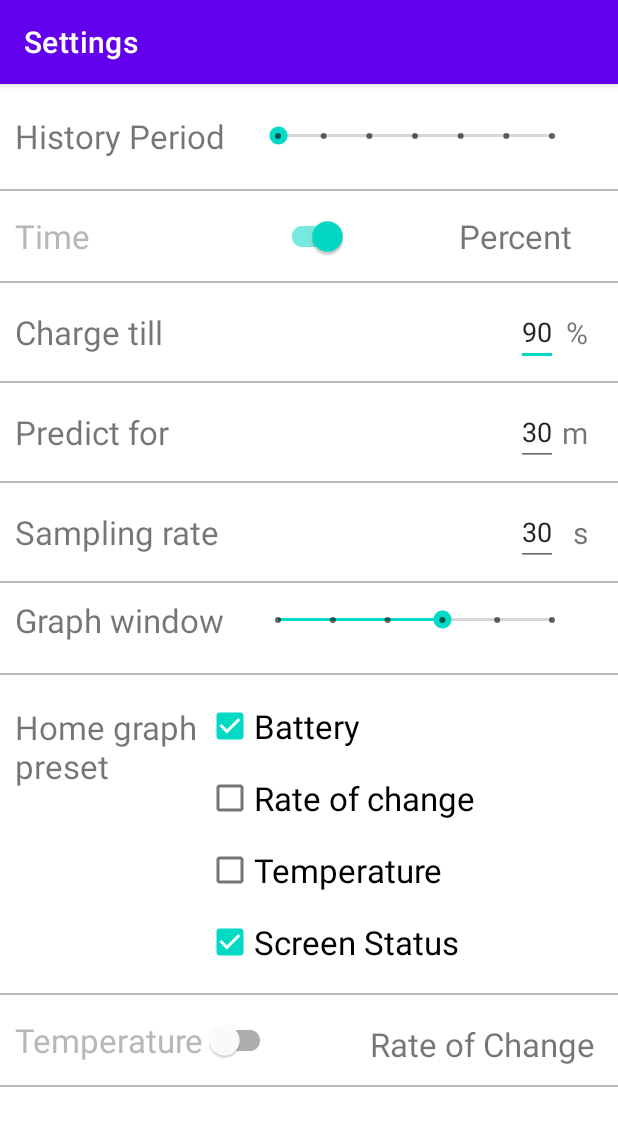
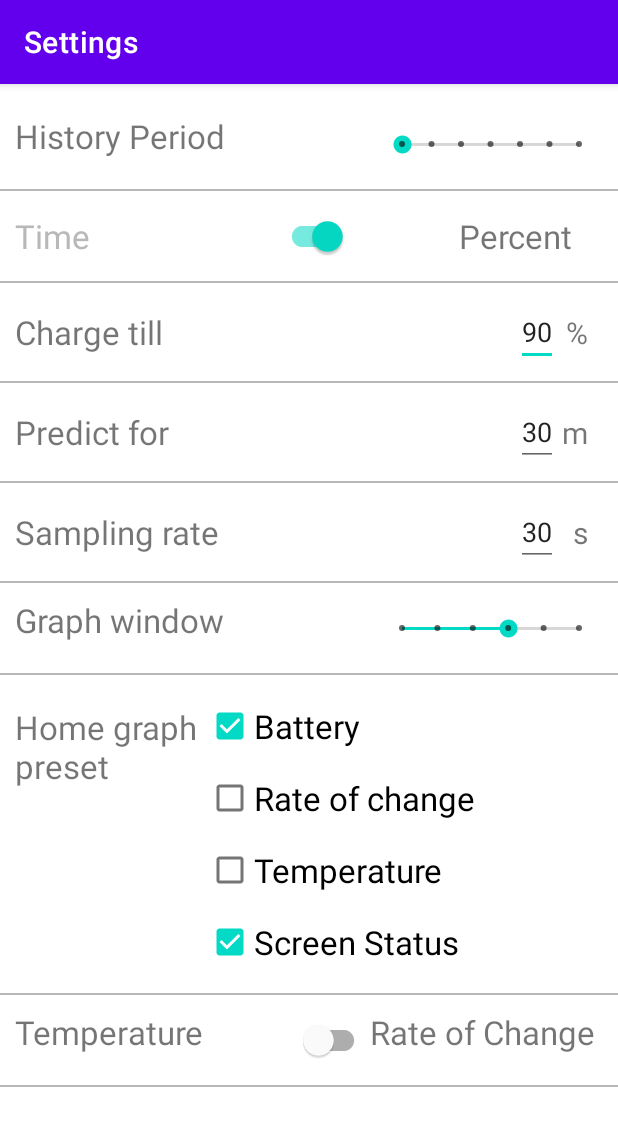
Before and after one commit to ashishsaranshakya/Battery-Manager, an Android app: the SettingsActivity screen opened directly, with no data from a screen before it, on a phone screen of 412 x 824 dp. Shown: the top 1126 px of the screen. Run offline under Robolectric (Android 15) with nearby library versions, the phone set to English and light mode, and no system bars.

Commit message:
add string resources for settings activity

```diff
--- a/app/src/main/res/layout/activity_settings.xml
+++ b/app/src/main/res/layout/activity_settings.xml
@@ -23,7 +23,7 @@
             android:orientation="vertical"
             android:layout_marginTop="10dp">
 
-            <RelativeLayout
+            <androidx.constraintlayout.widget.ConstraintLayout
                 android:layout_width="match_parent"
                 android:layout_height="40dp"
                 android:layout_margin="10dp">
@@ -32,24 +32,22 @@
                     android:id="@+id/txt4"
                     android:layout_width="wrap_content"
                     android:layout_height="match_parent"
-                    android:text="History Period"
-                    android:textSize="22sp" />
+                    android:text="@string/setting_history_period"
+                    android:textSize="22sp"
+                    app:layout_constraintBottom_toBottomOf="parent"
+                    app:layout_constraintStart_toStartOf="parent"
+                    app:layout_constraintTop_toTopOf="parent" />
 
                 <SeekBar
                     android:id="@+id/seekBarPeriod"
                     style="@style/Widget.AppCompat.SeekBar.Discrete"
-                    android:layout_width="70dp"
-                    android:layout_height="match_parent"
-                    android:layout_alignParentTop="true"
-                    android:layout_alignParentEnd="true"
-                    android:layout_alignParentBottom="true"
-                    android:layout_marginStart="19dp"
-                    android:layout_marginTop="-5dp"
-                    android:layout_marginEnd="18dp"
-                    android:layout_marginBottom="5dp"
-                    android:layout_toEndOf="@+id/txt4"
-                    android:max="6" />
-            </RelativeLayout>
+                    android:layout_width="150dp"
+                    android:layout_height="wrap_content"
+                    android:max="6"
+                    app:layout_constraintBottom_toBottomOf="parent"
+                    app:layout_constraintEnd_toEndOf="parent"
+                    app:layout_constraintTop_toTopOf="parent" />
+            </androidx.constraintlayout.widget.ConstraintLayout>
 
             <View
                 android:layout_width="match_parent"
@@ -71,7 +69,7 @@
                     android:layout_alignParentEnd="true"
                     android:layout_alignParentBottom="true"
                     android:layout_marginEnd="170dp"
-                    android:text="Time"
+                    android:text="@string/setting_timePercent_time"
                     android:textColor="@color/grey"
                     android:textSize="22sp" />
 
@@ -84,7 +82,7 @@
                     android:layout_alignParentBottom="true"
                     android:layout_marginTop="5dp"
                     android:layout_marginEnd="20dp"
-                    android:text="Percent"
+                    android:text="@string/setting_timePercent_percent"
                     android:textSize="22sp" />
             </RelativeLayout>
 
@@ -103,7 +101,7 @@
                     android:id="@+id/txt3"
                     android:layout_width="wrap_content"
                     android:layout_height="match_parent"
-                    android:text="Charge till"
+                    android:text="@string/setting_chargeTill"
                     android:textSize="22sp"
                     app:layout_constraintBottom_toBottomOf="parent"
                     app:layout_constraintTop_toTopOf="parent"
@@ -118,13 +116,14 @@
                     app:layout_constraintBottom_toBottomOf="parent"
                     app:layout_constraintEnd_toEndOf="parent"
                     app:layout_constraintTop_toTopOf="parent"
-                    android:layout_marginEnd="30dp"/>
+                    android:layout_marginEnd="30dp"
+                    android:importantForAutofill="no" />
 
                 <TextView
                     android:id="@+id/text3"
                     android:layout_width="wrap_content"
                     android:layout_height="match_parent"
-                    android:text="%"
+                    android:text="@string/setting_changeTime_end"
                     android:textSize="20sp"
                     app:layout_constraintBottom_toBottomOf="parent"
                     app:layout_constraintEnd_toEndOf="parent"
@@ -149,7 +148,7 @@
                     android:id="@+id/txtTime"
                     android:layout_width="wrap_content"
                     android:layout_height="match_parent"
-                    android:text="Predict for"
+                    android:text="@string/setting_predictFor"
                     android:textSize="22sp"
                     app:layout_constraintBottom_toBottomOf="parent"
                     app:layout_constraintStart_toStartOf="parent"
@@ -164,13 +163,14 @@
                     app:layout_constraintBottom_toBottomOf="parent"
                     app:layout_constraintEnd_toEndOf="parent"
                     app:layout_constraintTop_toTopOf="parent"
-                    android:layout_marginEnd="30dp"/>
+                    android:layout_marginEnd="30dp"
+                    android:importantForAutofill="no" />
 
                 <TextView
                     android:id="@+id/text4"
                     android:layout_width="wrap_content"
                     android:layout_height="match_parent"
-                    android:text="m"
+                    android:text="@string/setting_predictFor_end"
                     android:textSize="20sp"
                     app:layout_constraintBottom_toBottomOf="parent"
                     app:layout_constraintEnd_toEndOf="parent"
@@ -194,7 +194,7 @@
                     android:id="@+id/txtSamplingRate"
                     android:layout_width="wrap_content"
                     android:layout_height="match_parent"
-                    android:text="Sampling rate"
+                    android:text="@string/setting_samplingRate"
                     android:textSize="22sp"
                     app:layout_constraintBottom_toBottomOf="parent"
                     app:layout_constraintStart_toStartOf="parent"
@@ -209,13 +209,14 @@
                     app:layout_constraintBottom_toBottomOf="parent"
                     app:layout_constraintEnd_toEndOf="parent"
                     app:layout_constraintTop_toTopOf="parent"
-                    android:layout_marginEnd="30dp"/>
+                    android:layout_marginEnd="30dp"
+                    android:importantForAutofill="no" />
 
                 <TextView
                     android:id="@+id/textView"
                     android:layout_width="wrap_content"
                     android:layout_height="match_parent"
-                    android:text="s"
+                    android:text="@string/setting_samplingRate_end"
                     android:textSize="20sp"
                     app:layout_constraintBottom_toBottomOf="parent"
                     app:layout_constraintEnd_toEndOf="parent"
@@ -225,42 +226,49 @@
             </androidx.constraintlayout.widget.ConstraintLayout>
 
             <View
+                android:id="@+id/view"
                 android:layout_width="match_parent"
                 android:layout_height="1dp"
-                android:background="@color/grey"/>
+                android:background="@color/grey" />
 
-            <RelativeLayout
+            <androidx.constraintlayout.widget.ConstraintLayout
                 android:layout_width="match_parent"
                 android:layout_height="40dp"
-                android:layout_margin="10dp">
+                android:layout_margin="10dp"
+                app:layout_constraintBottom_toBottomOf="parent"
+                app:layout_constraintEnd_toEndOf="parent"
+                app:layout_constraintHorizontal_bias="0.5"
+                app:layout_constraintStart_toStartOf="parent"
+                app:layout_constraintTop_toTopOf="parent"
+                tools:layout_editor_absoluteY="307dp">
 
                 <TextView
                     android:id="@+id/txt5"
                     android:layout_width="wrap_content"
                     android:layout_height="match_parent"
-                    android:text="Graph window"
-                    android:textSize="22sp" />
+                    android:text="@string/setting_graphWindow"
+                    android:textSize="22sp"
+                    app:layout_constraintBottom_toBottomOf="parent"
+                    app:layout_constraintStart_toStartOf="parent"
+                    app:layout_constraintTop_toTopOf="parent" />
 
                 <SeekBar
                     android:id="@+id/seekBarWindow"
                     style="@style/Widget.AppCompat.SeekBar.Discrete"
-                    android:layout_width="70dp"
-                    android:layout_height="match_parent"
-                    android:layout_alignParentTop="true"
-                    android:layout_alignParentEnd="true"
-                    android:layout_alignParentBottom="true"
-                    android:layout_marginStart="19dp"
-                    android:layout_marginTop="-5dp"
-                    android:layout_marginEnd="18dp"
-                    android:layout_marginBottom="5dp"
-                    android:layout_toEndOf="@+id/txt5"
-                    android:max="5" />
-            </RelativeLayout>
+                    android:layout_width="150dp"
+                    android:layout_height="wrap_content"
+                    android:max="5"
+                    app:layout_constraintBottom_toBottomOf="parent"
+                    app:layout_constraintEnd_toEndOf="parent"
+                    app:layout_constraintTop_toTopOf="parent" />
+
+            </androidx.constraintlayout.widget.ConstraintLayout>
 
             <View
+                android:id="@+id/view2"
                 android:layout_width="match_parent"
                 android:layout_height="1dp"
-                android:background="@color/grey"/>
+                android:background="@color/grey" />
 
             <RelativeLayout
                 android:layout_width="match_parent"
@@ -273,7 +281,7 @@
                      android:layout_height="match_parent"
                      android:layout_alignParentStart="true"
                      android:layout_alignParentTop="true"
-                     android:text="Home graph\npreset"
+                     android:text="@string/setting_homeGraphPreset"
                      android:textSize="22sp"
                      android:layout_marginTop="10dp"/>
 
@@ -291,25 +299,25 @@
                          android:id="@+id/checkBattery"
                          android:layout_width="match_parent"
                          android:layout_height="wrap_content"
-                         android:text="Battery"
+                         android:text="@string/setting_homeGraphPreset_battery"
                          android:textSize="22sp"/>
                      <CheckBox
                          android:id="@+id/checkRateOfChange"
                          android:layout_width="match_parent"
                          android:layout_height="wrap_content"
-                         android:text="Rate of change"
+                         android:text="@string/setting_homeGraphPreset_rateOfChange"
                          android:textSize="22sp" />
                      <CheckBox
                          android:id="@+id/checkTemperature"
                          android:layout_width="match_parent"
                          android:layout_height="wrap_content"
-                         android:text="Temperature"
+                         android:text="@string/setting_homeGraphPreset_temperature"
                          android:textSize="22sp" />
                      <CheckBox
                          android:id="@+id/checkScreenStatus"
                          android:layout_width="match_parent"
                          android:layout_height="wrap_content"
-                         android:text="Screen Status"
+                         android:text="@string/setting_homeGraphPreset_screenStatus"
                          android:textSize="22sp" />
 
 
@@ -329,16 +337,26 @@
                 android:layout_margin="10dp"
                 android:orientation="horizontal">
 
-                <com.google.android.material.switchmaterial.SwitchMaterial
-                    android:id="@+id/switch3"
+                <TextView
+                    android:id="@+id/txtChoice3"
                     android:layout_width="wrap_content"
                     android:layout_height="match_parent"
                     android:layout_alignParentStart="true"
                     android:layout_alignParentTop="true"
                     android:layout_alignParentBottom="true"
-                    android:text="Temperature"
-                    android:textColor="@color/grey"
+                    android:text="@string/setting_temperatureRateOfChange_temperature"
                     android:textSize="22sp" />
+
+                <com.google.android.material.switchmaterial.SwitchMaterial
+                    android:id="@+id/switch3"
+                    android:layout_width="50dp"
+                    android:layout_height="match_parent"
+                    android:layout_alignParentTop="true"
+                    android:layout_alignParentBottom="true"
+                    android:layout_toStartOf="@+id/txtChoice2"
+                    android:layout_toEndOf="@+id/txtChoice3"
+                    android:textSize="22sp"
+                    app:showText="false" />
 
                 <TextView
                     android:id="@+id/txtChoice2"
@@ -347,9 +365,8 @@
                     android:layout_alignParentTop="true"
                     android:layout_alignParentEnd="true"
                     android:layout_alignParentBottom="true"
-                    android:layout_marginTop="8dp"
                     android:layout_marginEnd="5dp"
-                    android:text="Rate of Change"
+                    android:text="@string/setting_temperatureRateOfChange_rateOfChange"
                     android:textSize="22sp" />
             </RelativeLayout>
 
--- a/app/src/main/res/values/strings.xml
+++ b/app/src/main/res/values/strings.xml
@@ -5,4 +5,21 @@
     <string name="title_rate_of_change">Rate of Change</string>
     <string name="title_temperature">Temperature</string>
     <string name="title_history">History</string>
+    <string name="setting_history_period">History Period</string>
+    <string name="setting_timePercent_time">Time</string>
+    <string name="setting_timePercent_percent">Percent</string>
+    <string name="setting_chargeTill">Charge till</string>
+    <string name="setting_changeTime_end">%</string>
+    <string name="setting_predictFor">Predict for</string>
+    <string name="setting_predictFor_end">m</string>
+    <string name="setting_samplingRate">Sampling rate</string>
+    <string name="setting_samplingRate_end">s</string>
+    <string name="setting_graphWindow">Graph window</string>
+    <string name="setting_homeGraphPreset">Home graph\npreset</string>
+    <string name="setting_homeGraphPreset_battery">Battery</string>
+    <string name="setting_homeGraphPreset_rateOfChange">Rate of change</string>
+    <string name="setting_homeGraphPreset_temperature">Temperature</string>
+    <string name="setting_homeGraphPreset_screenStatus">Screen Status</string>
+    <string name="setting_temperatureRateOfChange_temperature">Temperature</string>
+    <string name="setting_temperatureRateOfChange_rateOfChange">Rate of Change</string>
 </resources>
```
